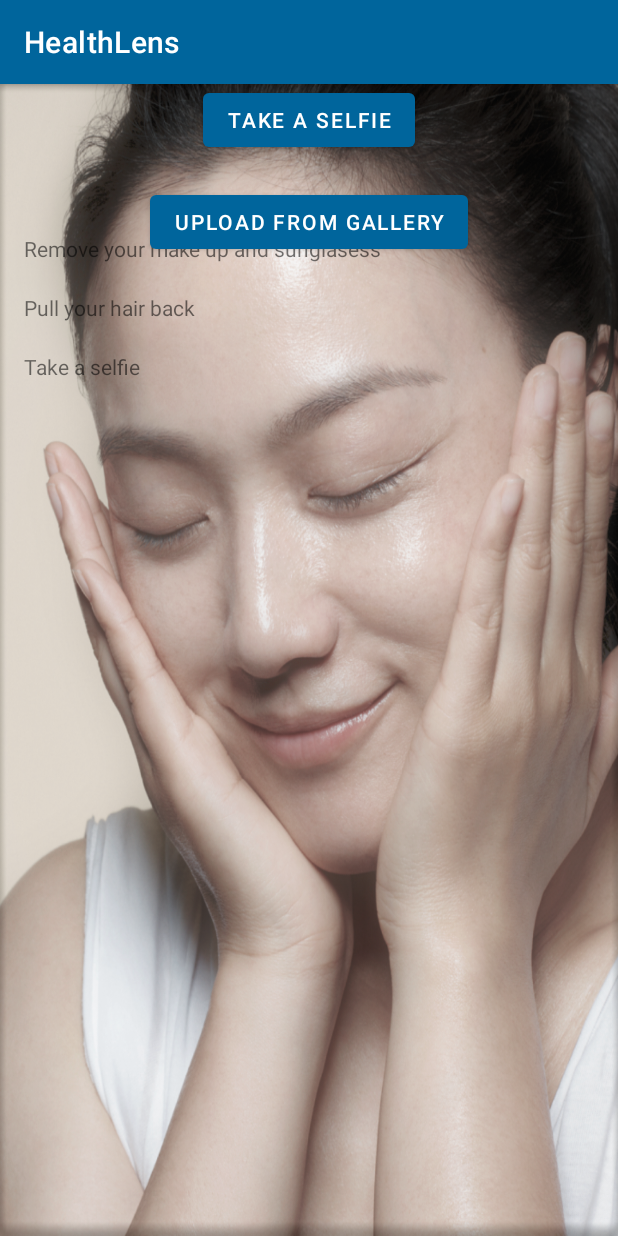
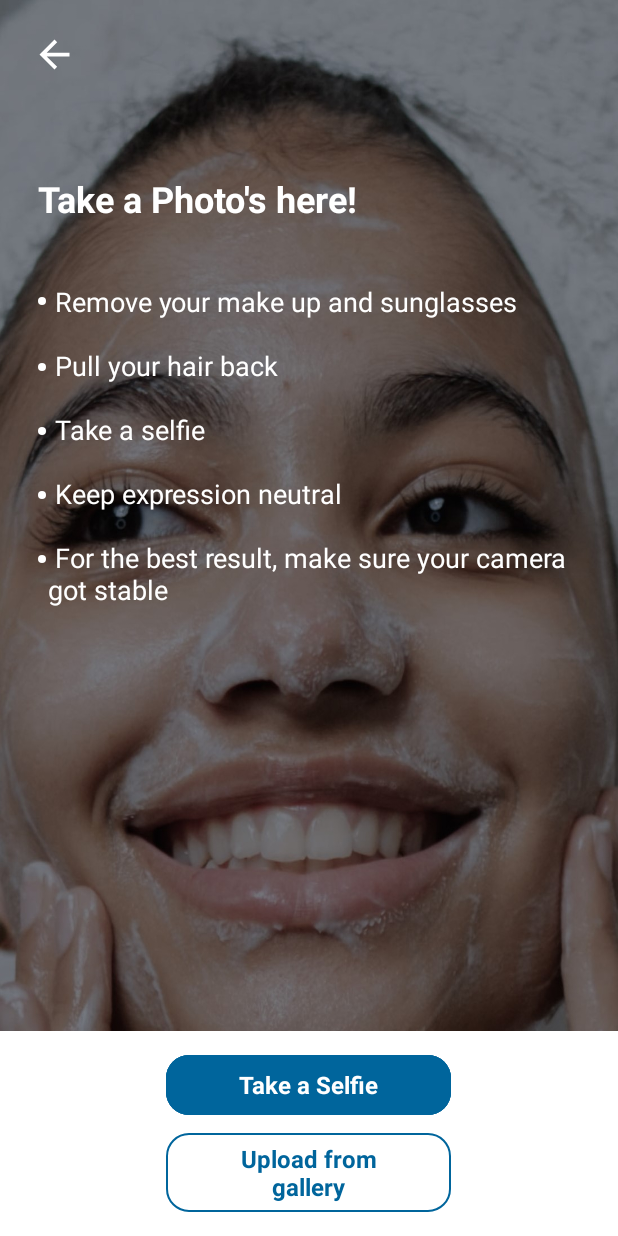
Before and after one commit to TegarNH/Capstone-Project-C22-PS135, an Android app: the GuidelineActivity screen opened directly, with no data from a screen before it, on a phone screen of 412 x 824 dp. Run offline under Robolectric (Android 15) with nearby library versions, the phone set to English and light mode, and no system bars.

Commit message:
Improve UI Guideline

```diff
--- a/MD/HealthLens/app/build.gradle
+++ b/MD/HealthLens/app/build.gradle
@@ -48,7 +48,7 @@ dependencies {
     androidTestImplementation 'androidx.test.ext:junit:1.1.3'
     androidTestImplementation 'androidx.test.espresso:espresso-core:3.4.0'
 
-    //camera
+    // CameraX
     def camerax_version = "1.1.0-rc01"
     implementation "androidx.camera:camera-camera2:${camerax_version}"
     implementation "androidx.camera:camera-lifecycle:${camerax_version}"
--- a/MD/HealthLens/app/src/main/java/com/teamc22ps135/healthlens/ui/GuidelineActivity.kt
+++ b/MD/HealthLens/app/src/main/java/com/teamc22ps135/healthlens/ui/GuidelineActivity.kt
@@ -7,11 +7,15 @@ import android.graphics.BitmapFactory
 import android.net.Uri
 import androidx.appcompat.app.AppCompatActivity
 import android.os.Bundle
+import android.text.Spannable
+import android.text.SpannableStringBuilder
+import android.text.style.BulletSpan
 import android.widget.Toast
 import androidx.activity.result.contract.ActivityResultContracts
 import androidx.core.content.ContextCompat
 import com.teamc22ps135.healthlens.R
 import com.teamc22ps135.healthlens.databinding.ActivityGuidelineBinding
+import com.teamc22ps135.healthlens.databinding.ActivityMainBinding
 import com.teamc22ps135.healthlens.util.rotateBitmap
 import com.teamc22ps135.healthlens.util.uriToFile
 import java.io.File
@@ -44,7 +48,27 @@ class GuidelineActivity : AppCompatActivity() {
 
     override fun onCreate(savedInstanceState: Bundle?) {
         super.onCreate(savedInstanceState)
-        setContentView(R.layout.activity_guideline)
+
+        supportActionBar?.hide()
+
+        binding = ActivityGuidelineBinding.inflate(layoutInflater)
+        setContentView(binding.root)
+
+        binding.iconBack.setOnClickListener {
+            super.onBackPressed()
+            finish()
+        }
+
+        val items = arrayOf(getString(R.string.rules1), getString(R.string.rules2), getString(R.string.rules3), getString(R.string.rules4), getString(R.string.rules5))
+        val builder =  SpannableStringBuilder()
+        items.forEach { item ->
+            builder.append(
+                " $item\n\n",
+                BulletSpan(),
+                Spannable.SPAN_EXCLUSIVE_EXCLUSIVE
+            )
+        }
+        binding.rulesGuideline.text = builder
     }
 
     private fun startCameraX() {
@@ -72,7 +96,7 @@ class GuidelineActivity : AppCompatActivity() {
                 isBackCamera
             )
             // nampilin hasil gambar harusnya ke reviewdetection
-            binding.ivImage.setImageBitmap(result)
+            //binding.ivImage.setImageBitmap(result)
         }
     }
 
@@ -83,7 +107,7 @@ class GuidelineActivity : AppCompatActivity() {
             val selectedImg: Uri = result.data?.data as Uri
             val myFile = uriToFile(selectedImg, this@GuidelineActivity)
             // nampilin hasil gambar harusnya ke reviewdetection
-            binding.ivImage.setImageURI(selectedImg)
+            //binding.ivImage.setImageURI(selectedImg)
         }
     }
 
--- a/MD/HealthLens/app/src/main/java/com/teamc22ps135/healthlens/ui/MainActivity.kt
+++ b/MD/HealthLens/app/src/main/java/com/teamc22ps135/healthlens/ui/MainActivity.kt
@@ -8,16 +8,33 @@ import android.view.Menu
 import android.view.MenuItem
 import androidx.appcompat.app.AlertDialog
 import com.teamc22ps135.healthlens.R
+import com.teamc22ps135.healthlens.databinding.ActivityLandingBinding
+import com.teamc22ps135.healthlens.databinding.ActivityMainBinding
 
 class MainActivity : AppCompatActivity() {
+
+    private lateinit var binding: ActivityMainBinding
+
     override fun onCreate(savedInstanceState: Bundle?) {
         super.onCreate(savedInstanceState)
-        setContentView(R.layout.activity_main)
 
         supportActionBar?.apply {
             setDisplayShowHomeEnabled(true)
             setDisplayUseLogoEnabled(true)
             setLogo(R.mipmap.logo)
+        }
+
+        binding = ActivityMainBinding.inflate(layoutInflater)
+        setContentView(binding.root)
+
+        binding.skinProblemsDetection.setOnClickListener {
+            val intent = Intent(this, GuidelineActivity::class.java)
+            startActivity(intent)
+        }
+
+        binding.skinTypeDetection.setOnClickListener {
+            val intent = Intent(this, GuidelineActivity::class.java)
+            startActivity(intent)
         }
     }
 
--- /dev/null
+++ b/MD/HealthLens/app/src/main/res/drawable/ic_baseline_arrow_back_24.xml
@@ -0,0 +1,5 @@
+<vector android:autoMirrored="true" android:height="30dp"
+    android:tint="#FFFFFF" android:viewportHeight="24"
+    android:viewportWidth="24" android:width="30dp" xmlns:android="http://schemas.android.com/apk/res/android">
+    <path android:fillColor="@android:color/white" android:pathData="M20,11H7.83l5.59,-5.59L12,4l-8,8 8,8 1.41,-1.41L7.83,13H20v-2z"/>
+</vector>
--- a/MD/HealthLens/app/src/main/res/layout/activity_guideline.xml
+++ b/MD/HealthLens/app/src/main/res/layout/activity_guideline.xml
@@ -4,59 +4,100 @@
     xmlns:tools="http://schemas.android.com/tools"
     android:layout_width="match_parent"
     android:layout_height="match_parent"
-    android:background="@drawable/wajah"
+    android:background="@drawable/washing_face"
     tools:context=".ui.GuidelineActivity">
 
-    <TextView
-        android:id="@+id/textView"
-        android:layout_width="match_parent"
-        android:layout_height="wrap_content"
+    <ImageButton
+        android:id="@+id/icon_back"
+        android:layout_width="40dp"
+        android:layout_height="40dp"
         android:layout_marginStart="16dp"
-        android:layout_marginTop="100dp"
-        android:text="@string/rules"
+        android:layout_marginTop="16dp"
+        android:background="?attr/selectableItemBackgroundBorderless"
+        android:contentDescription="@string/content_desc_icon_back"
+        android:src="@drawable/ic_baseline_arrow_back_24"
         app:layout_constraintStart_toStartOf="parent"
         app:layout_constraintTop_toTopOf="parent" />
 
-    <TextView
-        android:id="@+id/textView2"
+    <LinearLayout
+        android:id="@+id/content_guideline"
         android:layout_width="match_parent"
         android:layout_height="wrap_content"
-        android:layout_marginStart="16dp"
-        android:layout_marginTop="20dp"
-        android:text="@string/rules2"
+        android:layout_marginStart="25dp"
+        android:layout_marginTop="60dp"
+        android:layout_marginEnd="25dp"
+        android:orientation="vertical"
+        app:layout_constraintEnd_toEndOf="parent"
         app:layout_constraintStart_toStartOf="parent"
-        app:layout_constraintTop_toBottomOf="@+id/textView" />
+        app:layout_constraintTop_toBottomOf="@id/icon_back">
 
-    <TextView
-        android:id="@+id/textView3"
+        <TextView
+            android:id="@+id/title_guideline"
+            android:layout_width="wrap_content"
+            android:layout_height="wrap_content"
+            android:text="@string/title_guideline"
+            android:textColor="@color/white"
+            android:textSize="24sp"
+            android:textStyle="bold" />
+
+        <TextView
+            android:id="@+id/rules_guideline"
+            android:layout_width="match_parent"
+            android:layout_height="wrap_content"
+            android:layout_marginTop="40dp"
+            android:textColor="@color/white"
+            android:textSize="18sp" />
+    </LinearLayout>
+
+    <FrameLayout
+        android:id="@+id/frame_bottom"
         android:layout_width="match_parent"
         android:layout_height="wrap_content"
-        android:layout_marginStart="16dp"
-        android:layout_marginTop="20dp"
-        android:text="@string/rules3"
-        app:layout_constraintStart_toStartOf="parent"
-        app:layout_constraintTop_toBottomOf="@+id/textView2" />
+        android:background="@color/white"
+        android:paddingTop="12dp"
+        android:paddingBottom="12dp"
+        app:layout_constraintBottom_toBottomOf="parent"
+        app:layout_constraintEnd_toEndOf="parent"
+        app:layout_constraintStart_toStartOf="parent">
 
+        <LinearLayout
+            android:layout_width="match_parent"
+            android:layout_height="wrap_content"
+            android:orientation="vertical"
+            tools:ignore="UselessParent">
 
-    <Button
-        android:id="@+id/btnSelfie"
-        android:layout_width="wrap_content"
-        android:layout_height="wrap_content"
-        android:text="Take a Selfie"
-        app:layout_constraintEnd_toEndOf="parent"
-        app:layout_constraintStart_toStartOf="parent"
-        tools:layout_editor_absoluteY="470dp" />
+            <com.google.android.material.button.MaterialButton
+                android:id="@+id/btn_selfie"
+                style="@style/Widget.Material3.Button.OutlinedButton"
+                android:layout_width="190dp"
+                android:layout_height="wrap_content"
+                android:layout_gravity="center"
+                android:backgroundTint="@color/blue_700"
+                android:text="@string/btn_take_selfie"
+                android:textAllCaps="false"
+                android:textColor="@color/white"
+                android:textSize="16sp"
+                android:textStyle="bold"
+                app:cornerRadius="15dp"
+                app:rippleColor="@color/blue_200"
+                app:strokeColor="@color/blue_700" />
 
-    <Button
-        android:id="@+id/btnGallery"
-        android:layout_width="wrap_content"
-        android:layout_height="wrap_content"
-        android:layout_marginTop="20dp"
-
-        android:text="Upload from gallery"
-        app:layout_constraintEnd_toEndOf="parent"
-        app:layout_constraintStart_toStartOf="parent"
-        app:layout_constraintTop_toBottomOf="@+id/btnSelfie" />
-
-
+            <com.google.android.material.button.MaterialButton
+                android:id="@+id/btn_gallery"
+                style="@style/Widget.Material3.Button.OutlinedButton"
+                android:layout_width="190dp"
+                android:layout_height="wrap_content"
+                android:layout_gravity="center"
+                android:layout_marginTop="4dp"
+                android:text="@string/btn_upload_from_gallery"
+                android:textAllCaps="false"
+                android:textColor="@color/blue_700"
+                android:textSize="16sp"
+                android:textStyle="bold"
+                app:cornerRadius="15dp"
+                app:rippleColor="@color/blue_200"
+                app:strokeColor="@color/blue_700"
+                app:strokeWidth="1dp" />
+        </LinearLayout>
+    </FrameLayout>
 </androidx.constraintlayout.widget.ConstraintLayout>
--- a/MD/HealthLens/app/src/main/res/layout/activity_landing.xml
+++ b/MD/HealthLens/app/src/main/res/layout/activity_landing.xml
@@ -58,7 +58,7 @@
         android:layout_width="wrap_content"
         android:layout_height="wrap_content"
         android:layout_marginBottom="50dp"
-        android:background="@drawable/button"
+        android:background="@drawable/bg_button_getstarted"
         android:drawableEnd="@drawable/ic_baseline_double_arrow_24"
         android:paddingStart="36dp"
         android:paddingTop="12dp"
--- a/MD/HealthLens/app/src/main/res/layout/activity_main.xml
+++ b/MD/HealthLens/app/src/main/res/layout/activity_main.xml
@@ -41,6 +41,7 @@
                     android:textStyle="bold" />
 
                 <com.google.android.material.card.MaterialCardView
+                    android:id="@+id/skin_problems_detection"
                     android:layout_width="match_parent"
                     android:layout_height="wrap_content"
                     android:layout_marginStart="24dp"
--- a/MD/HealthLens/app/src/main/res/values/strings.xml
+++ b/MD/HealthLens/app/src/main/res/values/strings.xml
@@ -20,11 +20,15 @@
     <string name="detail_skin_type">Can detect Normal Skin, Dry Skin, Oily Skin and Sensitive Skin</string>
     <string name="title_information">Information</string>
     <string name="desc_information_home">It’s new innovation with technology and dematologist. This app can be scan your skin type and skin problem, plus we can give solution and best skincare for result!</string>
-    <string name="rules">Remove your make up and sunglasess</string>
+    <string name="title_guideline">Take a Photo\'s here!</string>
+    <string name="rules1">Remove your make up and sunglasses</string>
     <string name="rules2">Pull your hair back</string>
     <string name="rules3">Take a selfie</string>
-    <string name="rules4">"Keep expression neutral</string>
+    <string name="rules4">Keep expression neutral</string>
+    <string name="rules5">For the best result, make sure your camera got stable</string>
     <string name="process">Process</string>
     <string name="try_again">Try_Again</string>
-
+    <string name="btn_take_selfie">Take a Selfie</string>
+    <string name="btn_upload_from_gallery">Upload from gallery</string>
+    <string name="content_desc_icon_back">Back to previous page</string>
 </resources>
```
Also changed, not shown: MD/HealthLens/app/src/main/res/drawable-nodpi/washing_face.jpg (added), MD/HealthLens/app/src/main/res/drawable/bg_button_getstarted.xml (renamed from MD/HealthLens/app/src/main/res/drawable/button.xml), MD/HealthLens/app/src/main/res/drawable/wajah.png (deleted).
